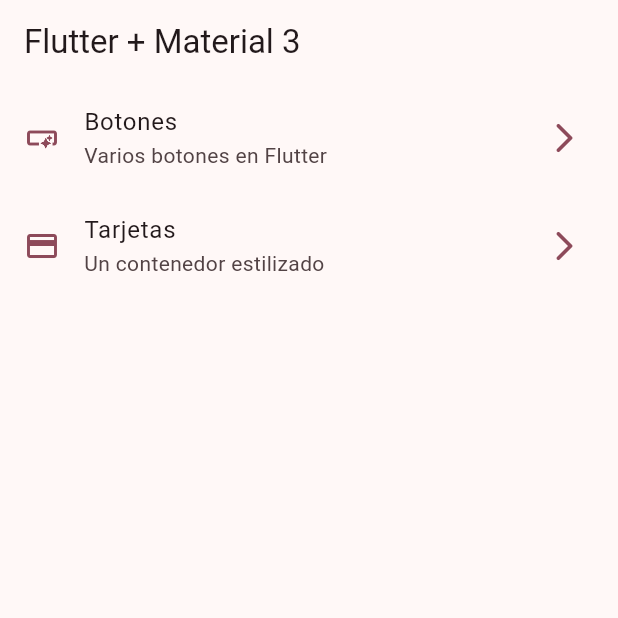
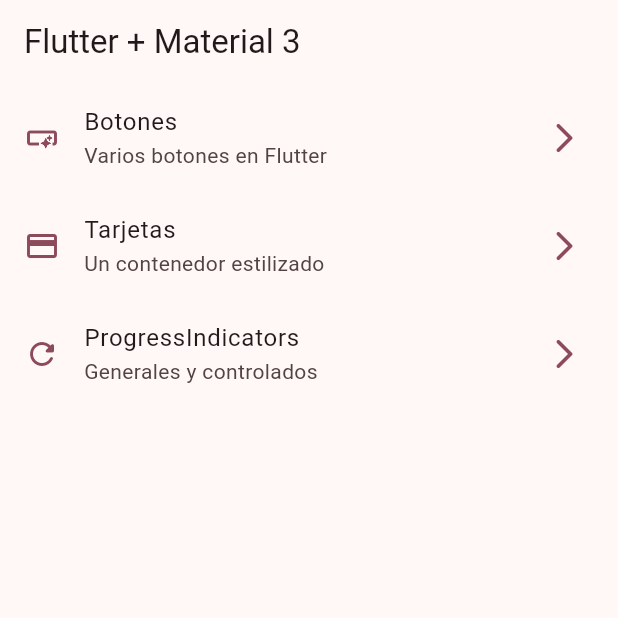
Before and after one commit to developer-omar/widgets_app, a Flutter app: the screen it shows after launch, on a phone screen of 412 x 824 dp, the top half of it. Run offline on Flutter 3.47's test engine with Material 3 defaults, Android fonts, the phone set to English and light mode, and no system bars; our stand-ins replace go_router.

Commit message:
new advances

```diff
--- a/lib/config/menu/menu_items.dart
+++ b/lib/config/menu/menu_items.dart
@@ -28,4 +28,10 @@ const appMenuItems = <MenuItem>[
     link: '/cards',
     icon: Icons.credit_card
   ),
+  MenuItem(
+    title: 'ProgressIndicators',
+    subtitle: 'Generales y controlados',
+    link: '/progress',
+    icon: Icons.refresh_rounded
+  ),
 ];
--- a/lib/config/router/app_router.dart
+++ b/lib/config/router/app_router.dart
@@ -2,6 +2,7 @@ import 'package:go_router/go_router.dart';
 import 'package:widgets_app/presentation/screens/buttons/buttons_screen.dart';
 import 'package:widgets_app/presentation/screens/cards/cards_screen.dart';
 import 'package:widgets_app/presentation/screens/home/home_screen.dart';
+import 'package:widgets_app/presentation/screens/progress/progress_screen.dart';
 
 // GoRouter configuration
 final appRouter = GoRouter(
@@ -22,5 +23,10 @@ final appRouter = GoRouter(
       name: CardsScreen.name,
       builder: (context, state) => CardsScreen(),
     ),
+    GoRoute(
+      path: '/progress',
+      name: ProgressScreen.name,
+      builder: (context, state) => ProgressScreen(),
+    ),
   ],
 );
--- a/lib/presentation/screens/cards/cards_screen.dart
+++ b/lib/presentation/screens/cards/cards_screen.dart
@@ -183,7 +183,6 @@ class _CardType4 extends StatelessWidget {
 
   @override
   Widget build(BuildContext context) {
-    final colors = Theme.of(context).colorScheme;
 
     return Card(
       clipBehavior: Clip.hardEdge,
```
Also changed, not shown: lib/presentation/screens/progress/progress_screen.dart (+65 -1 lines).
